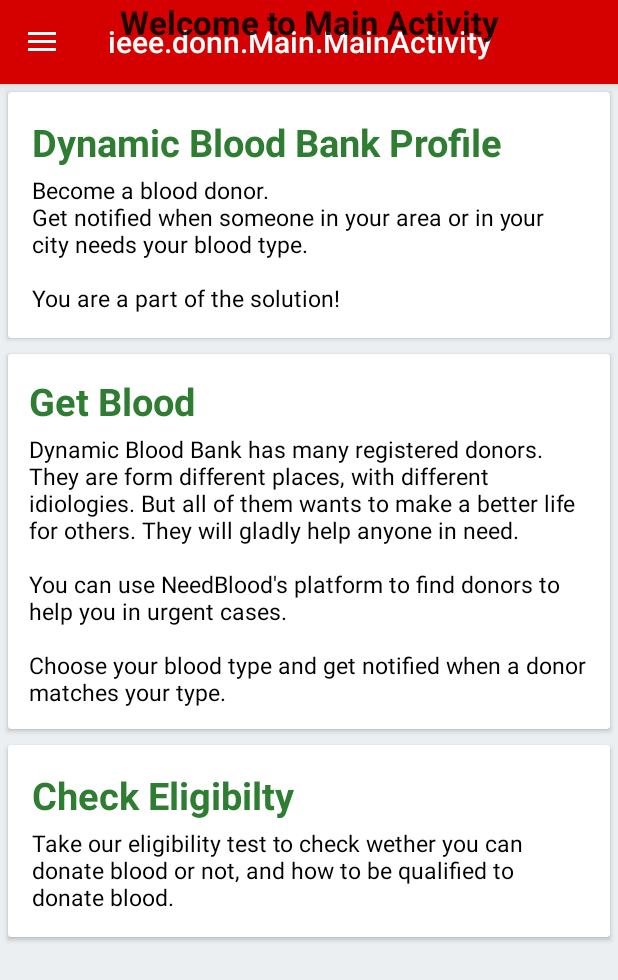
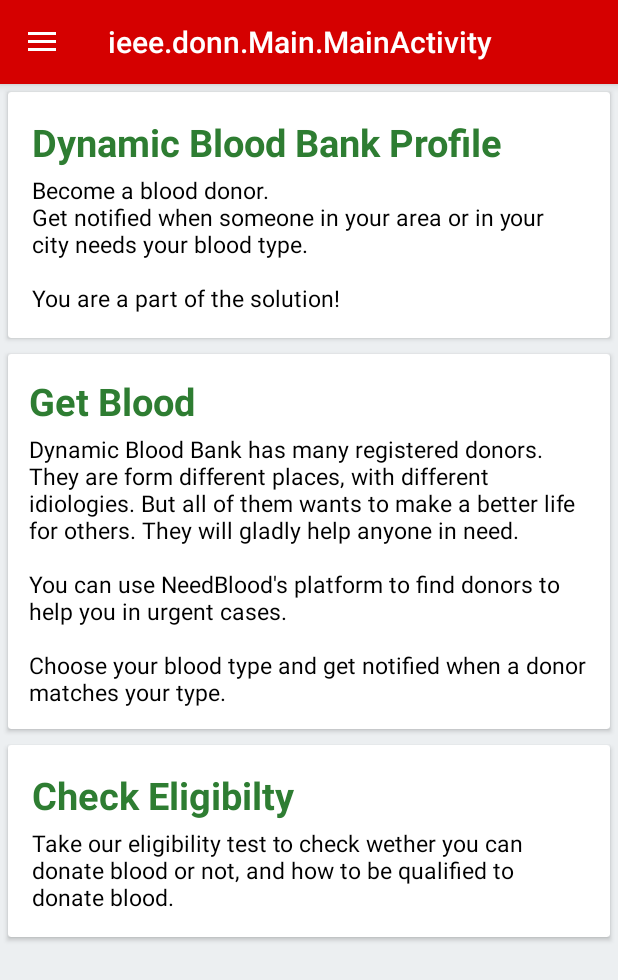
Before and after one commit to imaresss/Our_BB_BE_Project, an Android app: the screen it shows after launch once a user with an empty profile is signed in (MainActivity), on a phone screen of 412 x 824 dp. Shown: the top 980 px of the screen. Run offline under Robolectric (Android 15) with nearby library versions, the phone set to English and light mode, and no system bars; our stand-ins replace Firebase (no records; nobody signed in at launch, a user with empty details on screens opened directly); libraries missing offline, so code that uses them is left out: cn.pedant.

Commit message:
changes done 1

```diff
--- a/app/src/main/res/layout/activity_main.xml
+++ b/app/src/main/res/layout/activity_main.xml
@@ -20,7 +20,7 @@
         android:layout_gravity="start"
         android:fitsSystemWindows="true"
          app:menu="@menu/activity_main_drawer" />
-    <TextView
+  <!--  <TextView
         android:layout_width="match_parent"
         android:layout_height="wrap_content"
         android:id="@+id/textView1"
@@ -28,5 +28,5 @@
         android:textAppearance="@style/TextAppearance.AppCompat.Large"
         android:textStyle="bold"
         android:layout_marginTop="100dp"
-        android:textAlignment="center" />
+        android:textAlignment="center" />-->
 </android.support.v4.widget.DrawerLayout>
```
